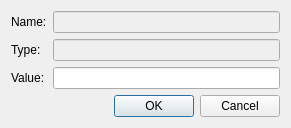
Qt form src/editor/editnodevariabledialog.ui (timbaker/scripted) before a commit.
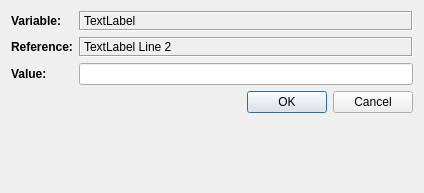
The same form after that commit.

Commit message:
Implemented multi-type variables.
Some node parameters can accept more than one data type.  For example, a
node parameter might accept either a Door or a Window as a value.  Multiple
types are specified as a comma-separated list of type names.

EditNodeVariableDialog was overhauled to display the referenced variable
if any, as well as display an error if the referenced node or variable doesn't
exist or the type of the referenced variable is incompatible.

What changed in the file:
```diff
--- a/src/editor/editnodevariabledialog.ui
+++ b/src/editor/editnodevariabledialog.ui
@@ -6,59 +6,93 @@
    <rect>
     <x>0</x>
     <y>0</y>
-    <width>291</width>
-    <height>122</height>
+    <width>424</width>
+    <height>193</height>
    </rect>
   </property>
   <property name="windowTitle">
    <string>Edit Variable Value</string>
   </property>
   <layout class="QFormLayout" name="formLayout">
+   <property name="fieldGrowthPolicy">
+    <enum>QFormLayout::AllNonFixedFieldsGrow</enum>
+   </property>
    <item row="0" column="0">
     <widget class="QLabel" name="label">
      <property name="text">
-      <string>Name:</string>
+      <string>&lt;html&gt;&lt;head/&gt;&lt;body&gt;&lt;p&gt;&lt;span style=&quot; font-weight:600;&quot;&gt;Variable:&lt;/span&gt;&lt;/p&gt;&lt;/body&gt;&lt;/html&gt;</string>
      </property>
     </widget>
    </item>
    <item row="0" column="1">
-    <widget class="QLineEdit" name="name">
-     <property name="enabled">
-      <bool>false</bool>
+    <widget class="QLabel" name="name">
+     <property name="minimumSize">
+      <size>
+       <width>0</width>
+       <height>20</height>
+      </size>
      </property>
-     <property name="readOnly">
-      <bool>true</bool>
+     <property name="frameShape">
+      <enum>QFrame::Box</enum>
+     </property>
+     <property name="frameShadow">
+      <enum>QFrame::Sunken</enum>
+     </property>
+     <property name="text">
+      <string>TextLabel</string>
+     </property>
+     <property name="margin">
+      <number>2</number>
      </property>
     </widget>
    </item>
    <item row="1" column="0">
     <widget class="QLabel" name="label_2">
      <property name="text">
-      <string>Type:</string>
+      <string>&lt;html&gt;&lt;head/&gt;&lt;body&gt;&lt;p&gt;&lt;span style=&quot; font-weight:600;&quot;&gt;Reference:&lt;/span&gt;&lt;/p&gt;&lt;/body&gt;&lt;/html&gt;</string>
      </property>
     </widget>
    </item>
    <item row="1" column="1">
-    <widget class="QLineEdit" name="type">
-     <property name="enabled">
+    <widget class="QLabel" name="reference">
+     <property name="minimumSize">
+      <size>
+       <width>0</width>
+       <height>20</height>
+      </size>
+     </property>
+     <property name="frameShape">
+      <enum>QFrame::Box</enum>
+     </property>
+     <property name="frameShadow">
+      <enum>QFrame::Sunken</enum>
+     </property>
+     <property name="text">
+      <string>TextLabel
+Line 2</string>
+     </property>
+     <property name="textFormat">
+      <enum>Qt::RichText</enum>
+     </property>
+     <property name="wordWrap">
       <bool>false</bool>
      </property>
-     <property name="readOnly">
-      <bool>true</bool>
+     <property name="margin">
+      <number>2</number>
      </property>
     </widget>
    </item>
-   <item row="2" column="0">
+   <item row="3" column="0">
     <widget class="QLabel" name="label_3">
      <property name="text">
-      <string>Value:</string>
+      <string>&lt;html&gt;&lt;head/&gt;&lt;body&gt;&lt;p&gt;&lt;span style=&quot; font-weight:600;&quot;&gt;Value:&lt;/span&gt;&lt;/p&gt;&lt;/body&gt;&lt;/html&gt;</string>
      </property>
     </widget>
    </item>
-   <item row="2" column="1">
+   <item row="3" column="1">
     <widget class="QLineEdit" name="value"/>
    </item>
-   <item row="3" column="0" colspan="2">
+   <item row="5" column="1">
     <widget class="QDialogButtonBox" name="buttonBox">
      <property name="orientation">
       <enum>Qt::Horizontal</enum>
```
Left out of the diff: 2 changed lines with no effect on the pictures. The commit also changes 8 other files.
